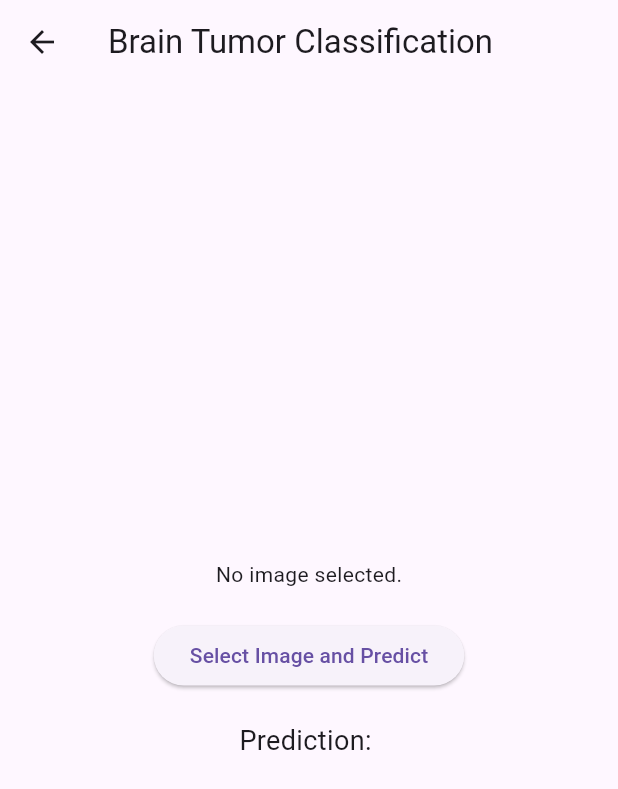
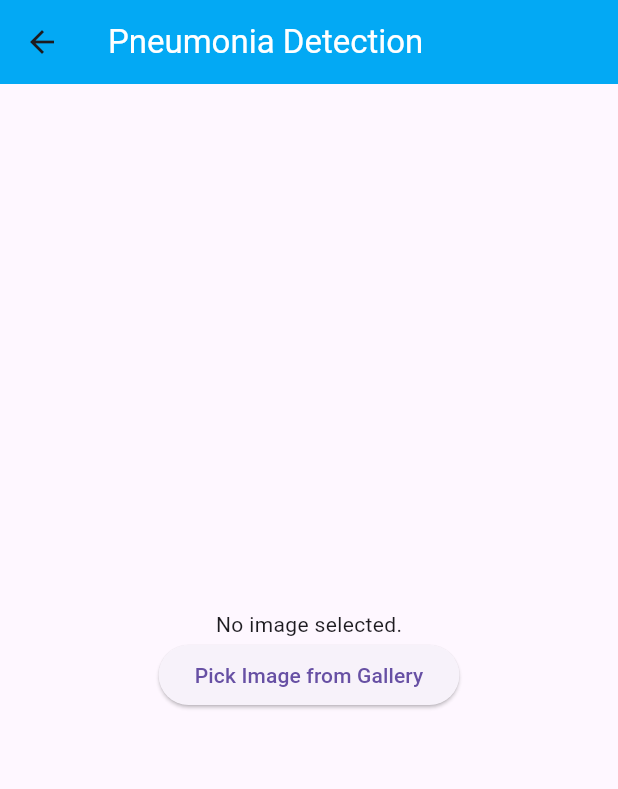
Before and after one commit to ItzRO/medipro_insight, a Flutter app: the Option3Page screen opened directly, on a phone screen of 412 x 824 dp. Shown: the top 789 px of the screen. Run offline on Flutter 3.47's test engine with Material 3 defaults, Android fonts, the light colour scheme and no system bars; our stand-ins replace image_picker.

Commit message:
pneumonia done

```diff
--- a/lib/disease3.dart
+++ b/lib/disease3.dart
@@ -1,9 +1,8 @@
-import 'dart:async';
+import 'package:flutter/material.dart';
+import 'package:image_picker/image_picker.dart';
 import 'dart:io';
-import 'package:flutter/material.dart';
 import 'package:http/http.dart' as http;
-import 'package:image_picker/image_picker.dart';
-import 'package:http_parser/http_parser.dart';
+import 'dart:convert';
 
 class Option3Page extends StatefulWidget {
   const Option3Page({super.key});
@@ -14,53 +13,75 @@ class Option3Page extends StatefulWidget {
 
 class _Option3PageState extends State<Option3Page> {
   File? _image;
-  String url='';
-  String _prediction = '';
+  String? _prediction;
 
-  Future<void> _getImageAndPredict() async {
+  Future<void> _pickImage() async {
     final picker = ImagePicker();
     final pickedFile = await picker.pickImage(source: ImageSource.gallery);
 
     if (pickedFile != null) {
       setState(() {
         _image = File(pickedFile.path);
-        _prediction = 'Predicting...';
-      });
-      List<int> ib = await pickedFile.readAsBytes();
-      var res = await http.post(Uri.parse('http://127.0.0.1:5000/'),
-      headers: {HttpHeaders.contentTypeHeader:'multipart/form-data'},//image/jpeg multipart/form-data
-      body:ib );
-      print(res.body);
-      setState(() {
-        _prediction =res.body.toString();
       });
     }
   }
 
+  Future<void> _uploadImage(File imageFile) async {
+    final uri = Uri.parse('http://192.168.29.247:5000');
+    final request = http.MultipartRequest('POST', uri)
+      ..files.add(await http.MultipartFile.fromPath('file', imageFile.path));
+
+    final response = await request.send();
+
+    if (response.statusCode == 200) {
+      final responseBody = await http.Response.fromStream(response);
+      final Map<String, dynamic> responseData = json.decode(responseBody.body);
+      setState(() {
+        _prediction = responseData['prediction'];
+      });
+    } else {
+      setState(() {
+        _prediction = 'Failed to get prediction';
+      });
+    }
+  }
 
   @override
   Widget build(BuildContext context) {
     return Scaffold(
       appBar: AppBar(
-        title: const Text('Brain Tumor Classification'),
+        title: const Text(
+          'Pneumonia Detection',
+          style: TextStyle(
+            color: Colors.white,
+          ),
+        ),
+        backgroundColor: Colors.lightBlue,
       ),
       body: Center(
         child: Column(
           mainAxisAlignment: MainAxisAlignment.center,
           children: <Widget>[
             _image == null
-                ? const  Text('No image selected.')
-                : Text('No image selected.'),//Image.file(_image!),
-            const SizedBox(height: 20),
+                ? const Text('No image selected.')
+                : Image.file(_image!),
             ElevatedButton(
-              onPressed: _getImageAndPredict,
-              child: const Text('Select Image and Predict'),
+              onPressed: _pickImage,
+              child: const Text('Pick Image from Gallery'),
             ),
-           const  SizedBox(height: 20),
-            Text(
-              'Prediction: $_prediction',
-              style: TextStyle(fontSize: 18),
-            ),
+            if (_image != null)
+              ElevatedButton(
+                onPressed: () => _uploadImage(_image!),
+                child: const Text('Upload and Predict'),
+              ),
+            if (_prediction != null)
+              Padding(
+                padding: const EdgeInsets.all(16.0),
+                child: Text(
+                  'Prediction: $_prediction',
+                  style: const TextStyle(fontSize: 20),
+                ),
+              ),
           ],
         ),
       ),
--- a/lib/disease4.dart
+++ b/lib/disease4.dart
@@ -27,7 +27,7 @@ class _Option4PageState extends State<Option4Page> {
   }
 
   Future<void> _uploadImage(File imageFile) async {
-    final uri = Uri.parse('http://172.16.7.55:5000');
+    final uri = Uri.parse('http://192.168.29.247:5000');
     final request = http.MultipartRequest('POST', uri)
       ..files.add(await http.MultipartFile.fromPath('file', imageFile.path));
 
@@ -51,7 +51,7 @@ class _Option4PageState extends State<Option4Page> {
     return Scaffold(
       appBar: AppBar(
         title: const Text(
-          'Option 4 Details',
+          'Brain Tumor Detection',
           style: TextStyle(
             color: Colors.white,
           ),
--- a/lib/disease_selection.dart
+++ b/lib/disease_selection.dart
@@ -76,7 +76,7 @@ class _DiseaseSelectionState extends State<DiseaseSelection> {
                     );
                   },
                   child:  Text(
-                    'Breast Cancer',
+                    'Pneumonia',
                     style: TextStyle(fontSize: buttonFontSize),
                   ),
                 ),
```
